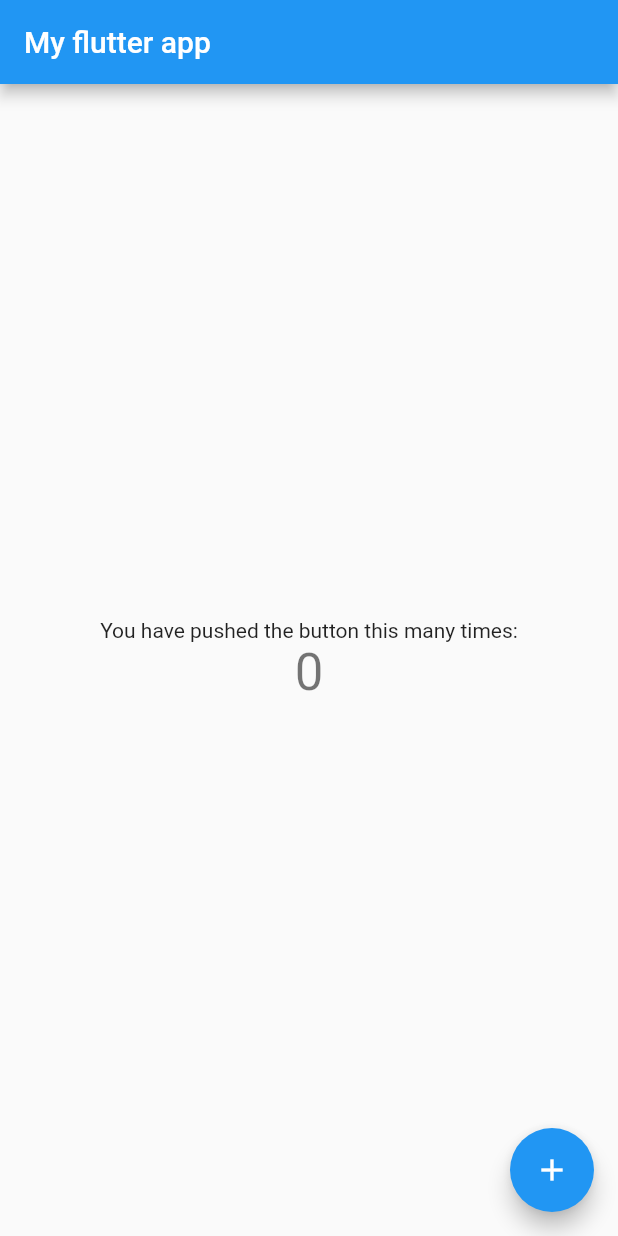
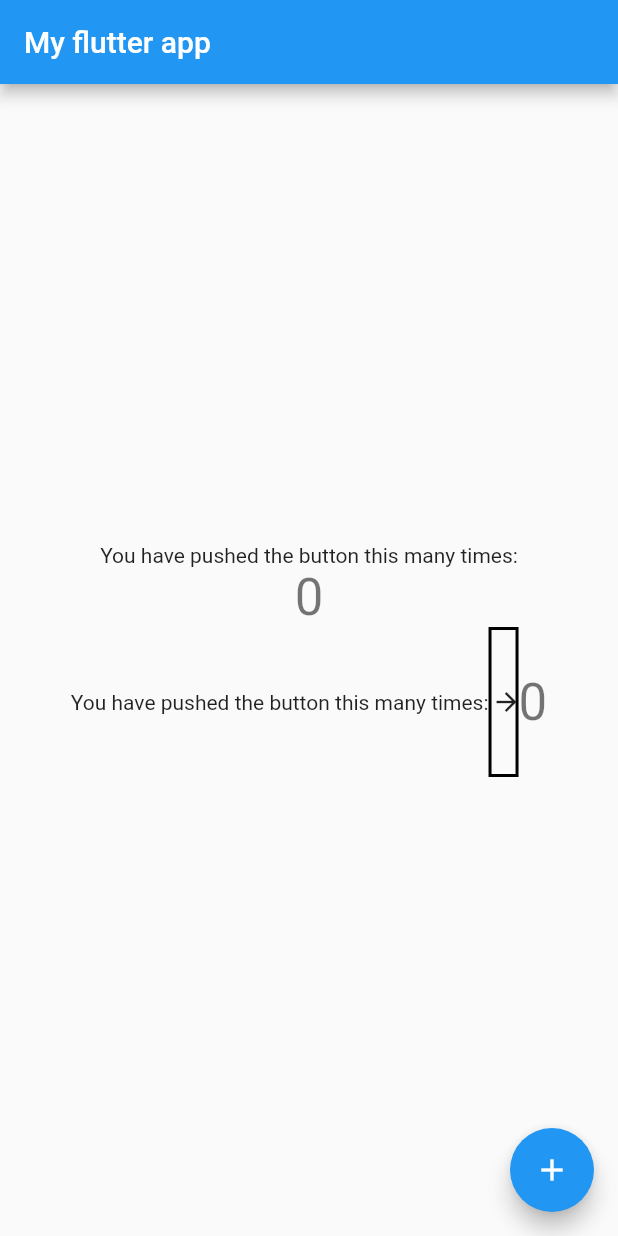
Before and after one commit to LiiNen/flutter_basic, a Flutter app: the screen it shows after launch, on a phone screen of 412 x 824 dp. Run offline on Flutter 3.47's test engine with Material 2 defaults, Android fonts, the phone set to English and light mode, and no system bars.

Commit message:
Add row, container

```diff
--- a/lib/main.dart
+++ b/lib/main.dart
@@ -49,6 +49,27 @@ class _MyHomePageState extends State<MyHomePage> {
               '$_counter',
               style: Theme.of(context).textTheme.headline4,
             ),
+            Row(
+              mainAxisAlignment: MainAxisAlignment.center,
+              children: [
+                const Text(
+                  'You have pushed the button this many times:',
+                ),
+                Container(
+                  width: 20,
+                  height: 100,
+                  child: Icon(Icons.arrow_forward, size: 20),
+                  decoration: BoxDecoration(
+                    border: Border.all(color: Color(0xff000000), width: 2),
+                    // border: Border.all(color: Colors.black, width: 2),
+                  )
+                ),
+                Text(
+                  '$_counter',
+                  style: Theme.of(context).textTheme.headline4,
+                ),
+              ]
+            )
           ],
         ),
       ),
```
